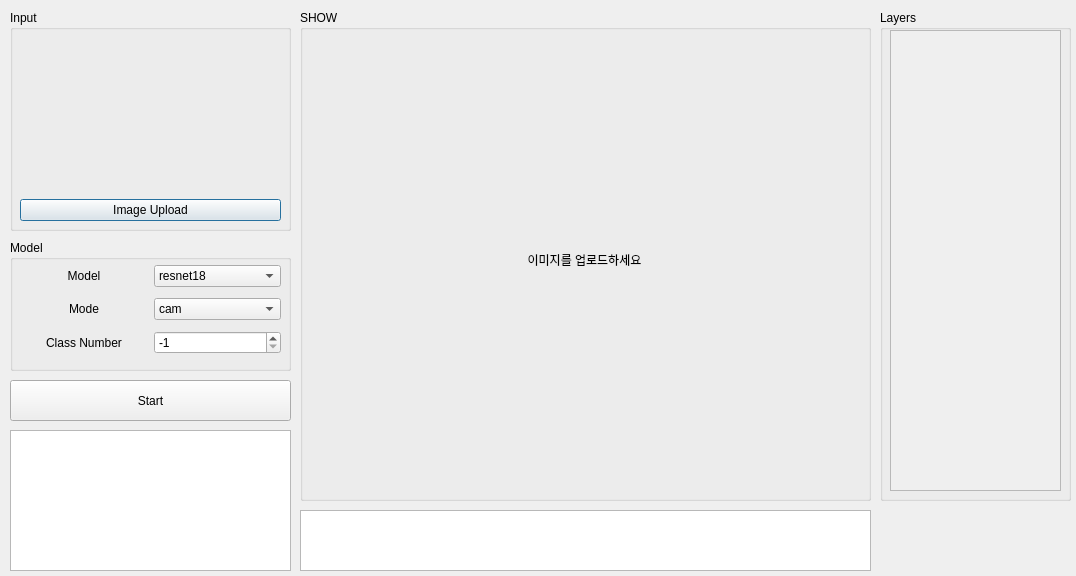
Qt form ui/View.ui (jjxxmiin/DeepVisual_QTorch) before a commit.
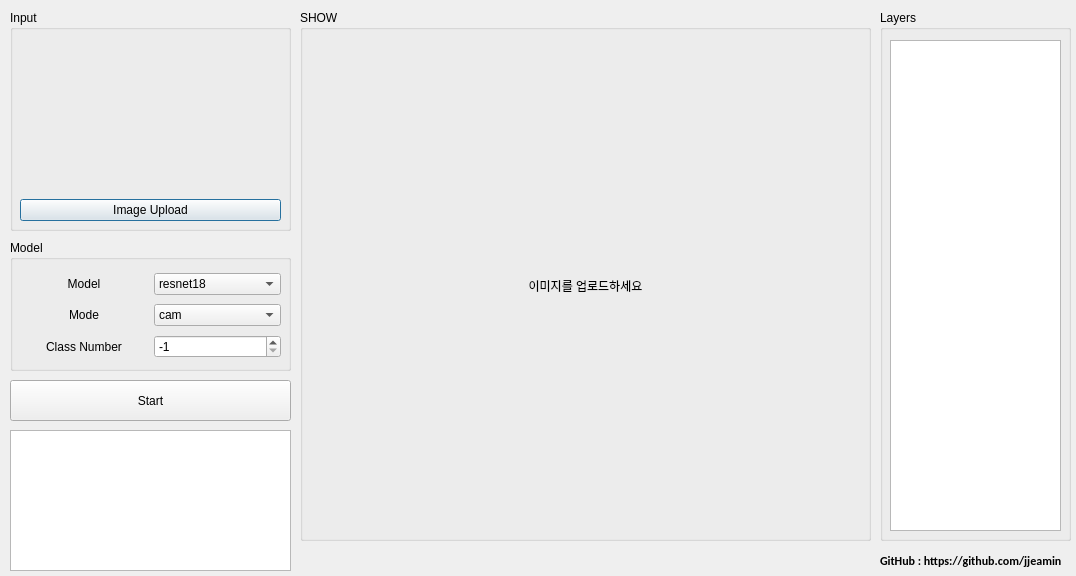
The same form after that commit.

Commit message:
Update layer list widget Update darkgray theme
TODO
Modify class spin box
ADD other visualization

Patch:
```diff
--- a/ui/View.ui
+++ b/ui/View.ui
@@ -19,34 +19,21 @@
      <x>880</x>
      <y>10</y>
      <width>191</width>
-     <height>491</height>
+     <height>531</height>
     </rect>
    </property>
    <property name="title">
     <string>Layers</string>
    </property>
-   <widget class="QScrollArea" name="layer_area">
+   <widget class="QListWidget" name="layers_widget">
     <property name="geometry">
      <rect>
       <x>10</x>
-      <y>20</y>
+      <y>30</y>
       <width>171</width>
-      <height>461</height>
+      <height>491</height>
      </rect>
     </property>
-    <property name="widgetResizable">
-     <bool>true</bool>
-    </property>
-    <widget class="QWidget" name="scrollAreaWidgetContents">
-     <property name="geometry">
-      <rect>
-       <x>0</x>
-       <y>0</y>
-       <width>169</width>
-       <height>459</height>
-      </rect>
-     </property>
-    </widget>
    </widget>
   </widget>
   <widget class="QGroupBox" name="input">
@@ -65,9 +52,9 @@
     <property name="geometry">
      <rect>
       <x>10</x>
-      <y>20</y>
+      <y>30</y>
       <width>261</width>
-      <height>191</height>
+      <height>181</height>
      </rect>
     </property>
     <layout class="QVBoxLayout" name="verticalLayout">
@@ -107,9 +94,9 @@
     <property name="geometry">
      <rect>
       <x>10</x>
-      <y>20</y>
+      <y>30</y>
       <width>261</width>
-      <height>101</height>
+      <height>91</height>
      </rect>
     </property>
     <layout class="QGridLayout" name="gridLayout">
@@ -216,45 +203,29 @@
      <x>300</x>
      <y>10</y>
      <width>571</width>
-     <height>491</height>
+     <height>531</height>
     </rect>
    </property>
    <property name="title">
     <string>SHOW</string>
    </property>
-   <widget class="QWidget" name="gridLayoutWidget_2">
+   <widget class="QLabel" name="main_label">
     <property name="geometry">
      <rect>
-      <x>9</x>
-      <y>19</y>
+      <x>10</x>
+      <y>30</y>
       <width>551</width>
-      <height>461</height>
+      <height>491</height>
      </rect>
     </property>
-    <layout class="QGridLayout" name="gridLayout_2">
-     <item row="0" column="0">
-      <widget class="QLabel" name="main_label">
-       <property name="text">
-        <string>이미지를 업로드하세요</string>
-       </property>
-       <property name="alignment">
-        <set>Qt::AlignCenter</set>
-       </property>
-      </widget>
-     </item>
-    </layout>
+    <property name="text">
+     <string>이미지를 업로드하세요</string>
+    </property>
+    <property name="alignment">
+     <set>Qt::AlignCenter</set>
+    </property>
    </widget>
   </widget>
-  <widget class="QTextEdit" name="textEdit">
-   <property name="geometry">
-    <rect>
-     <x>300</x>
-     <y>510</y>
-     <width>571</width>
-     <height>61</height>
-    </rect>
-   </property>
-  </widget>
   <widget class="QPlainTextEdit" name="plainTextEdit">
    <property name="geometry">
     <rect>
@@ -265,6 +236,27 @@
     </rect>
    </property>
   </widget>
+  <widget class="QLabel" name="label">
+   <property name="geometry">
+    <rect>
+     <x>880</x>
+     <y>551</y>
+     <width>191</width>
+     <height>20</height>
+    </rect>
+   </property>
+   <property name="font">
+    <font>
+     <family>Calibri</family>
+     <pointsize>9</pointsize>
+     <weight>75</weight>
+     <bold>true</bold>
+    </font>
+   </property>
+   <property name="text">
+    <string>GitHub : https://github.com/jjeamin</string>
+   </property>
+  </widget>
  </widget>
  <resources/>
  <connections/>
```
The commit also changes 5 other files.
